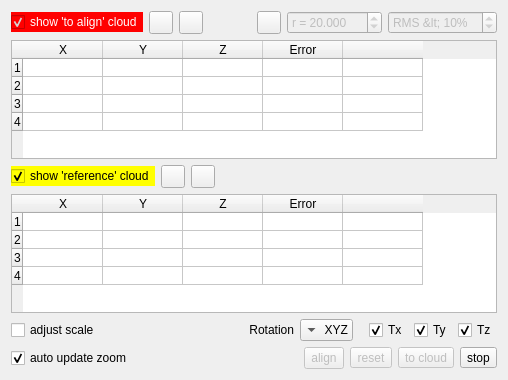
The window that qCC/ui_templates/pointPairRegistrationDlg.ui (CloudCompare/CloudCompare) describes before a commit, drawn with Qt 5.
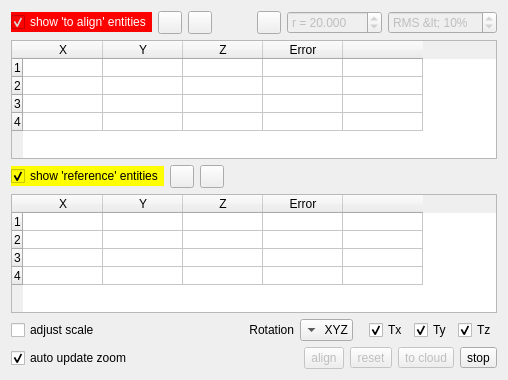
The same window after the commit. Icons and pictures are not drawn.

Commit message: The Align (point-pair based registration) tool can now be used with several entities

The edit to the form file:
```diff
--- a/qCC/ui_templates/pointPairRegistrationDlg.ui
+++ b/qCC/ui_templates/pointPairRegistrationDlg.ui
@@ -22,7 +22,7 @@
         <string notr="true">background-color: red; color: white;</string>
        </property>
        <property name="text">
-        <string>show 'to align' cloud</string>
+        <string>show 'to align' entities</string>
        </property>
        <property name="checked">
         <bool>true</bool>
@@ -199,7 +199,7 @@
         <string notr="true">background-color: yellow;</string>
        </property>
        <property name="text">
-        <string>show 'reference' cloud</string>
+        <string>show 'reference' entities</string>
        </property>
        <property name="checked">
         <bool>true</bool>
```
The commit also changes 7 other files.
